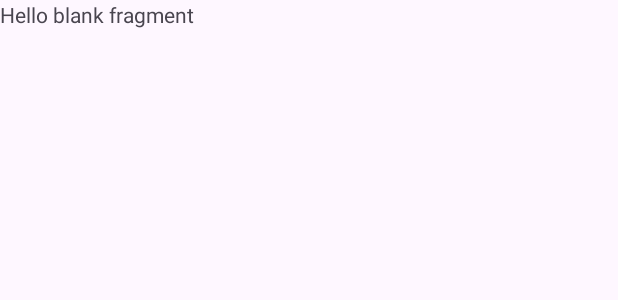
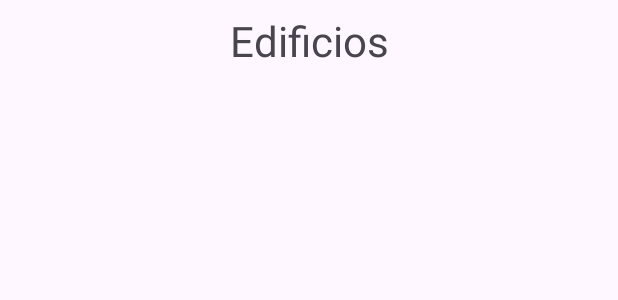
Before and after one commit to DiegoRivera2/Parcial1moviles, an Android app: the layout fragment_buildings.xml on its own in the app's theme, with its tools: preview values and no code run, on a phone screen of 412 x 824 dp. Shown: the top 300 px of the screen. Run offline under Robolectric (Android 15) with nearby library versions, the phone set to English and light mode, and no system bars.

Commit message:
Capa Vistas

```diff
--- a/EdificioTracker/app/src/main/res/layout/fragment_buildings.xml
+++ b/EdificioTracker/app/src/main/res/layout/fragment_buildings.xml
@@ -1,14 +1,32 @@
 <?xml version="1.0" encoding="utf-8"?>
-<FrameLayout xmlns:android="http://schemas.android.com/apk/res/android"
-    xmlns:tools="http://schemas.android.com/tools"
-    android:layout_width="match_parent"
-    android:layout_height="match_parent"
-    tools:context=".ui.building.Buildings.BuildingsFragment">
+<layout xmlns:android="http://schemas.android.com/apk/res/android"
+    xmlns:app="http://schemas.android.com/apk/res-auto"
+    xmlns:tools="http://schemas.android.com/tools">
 
-    <!-- TODO: Update blank fragment layout -->
-    <TextView
+    <androidx.constraintlayout.widget.ConstraintLayout
         android:layout_width="match_parent"
         android:layout_height="match_parent"
-        android:text="@string/hello_blank_fragment" />
+        android:padding="8dp"
+        tools:context=".ui.building.Buildings.BuildingsFragment">
 
-</FrameLayout>
+        <TextView
+            android:id="@+id/textView"
+            android:layout_width="wrap_content"
+            android:layout_height="wrap_content"
+            android:text="@string/edificios"
+            android:textSize="28dp"
+            app:layout_constraintEnd_toEndOf="parent"
+            app:layout_constraintStart_toStartOf="parent"
+            app:layout_constraintTop_toTopOf="parent" />
+
+        <androidx.recyclerview.widget.RecyclerView
+            android:layout_width="0dp"
+            android:layout_height="0dp"
+            android:layout_marginTop="16dp"
+            app:layout_constraintBottom_toBottomOf="parent"
+            app:layout_constraintEnd_toEndOf="parent"
+            app:layout_constraintStart_toStartOf="parent"
+            app:layout_constraintTop_toBottomOf="@+id/textView" />
+
+    </androidx.constraintlayout.widget.ConstraintLayout>
+</layout>
--- a/EdificioTracker/app/src/main/res/values/strings.xml
+++ b/EdificioTracker/app/src/main/res/values/strings.xml
@@ -2,4 +2,6 @@
     <string name="app_name">EdificioTracker</string>
     <!-- TODO: Remove or change this placeholder text -->
     <string name="hello_blank_fragment">Hello blank fragment</string>
+    <string name="edificios">Edificios</string>
+    <string name="edificio_san_jose">Edificio San Jose</string>
 </resources>
```
Also changed, not shown: EdificioTracker/app/src/main/java/com/example/edificiotracker/ui/building/BuildingFragment.kt (added, +14 -0 lines), EdificioTracker/app/src/main/java/com/example/edificiotracker/ui/building/Buildings/BuildingsFragment.kt (+46 -41 lines), EdificioTracker/app/src/main/java/com/example/edificiotracker/ui/building/Buildings/recyclerview/BuildingRecyclerViewAdapter.kt (+6 -5 lines), EdificioTracker/app/src/main/res/layout/fragment_building.xml (added, +14 -0 lines), EdificioTracker/app/src/main/res/layout/item_building.xml (added, +30 -0 lines), EdificioTracker/app/src/main/res/navigation/nav_graph.xml (added, +21 -0 lines).
